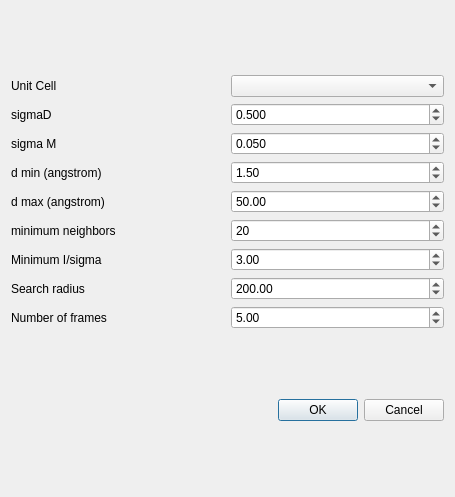
k61n/openhkl, file apps/nsxqt/ui/DialogPredictPeaks.ui: the form before one commit.
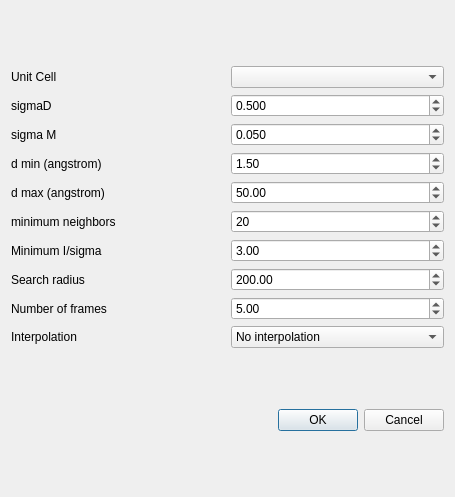
The form after the commit.

Commit message: Added peak interpolation when predicting peaks

```diff
--- a/apps/nsxqt/ui/DialogPredictPeaks.ui
+++ b/apps/nsxqt/ui/DialogPredictPeaks.ui
@@ -187,6 +187,35 @@
        </property>
       </widget>
      </item>
+     <item row="12" column="0">
+      <widget class="QLabel" name="label_8">
+       <property name="text">
+        <string>Interpolation</string>
+       </property>
+      </widget>
+     </item>
+     <item row="12" column="2">
+      <widget class="QComboBox" name="interpolation">
+       <property name="currentIndex">
+        <number>0</number>
+       </property>
+       <item>
+        <property name="text">
+         <string>No interpolation</string>
+        </property>
+       </item>
+       <item>
+        <property name="text">
+         <string>Inverse distance</string>
+        </property>
+       </item>
+       <item>
+        <property name="text">
+         <string>Intensity</string>
+        </property>
+       </item>
+      </widget>
+     </item>
     </layout>
    </item>
   </layout>
```
Left out of the diff: 6 changed lines with no effect on the pictures. The commit also changes 16 other files.
